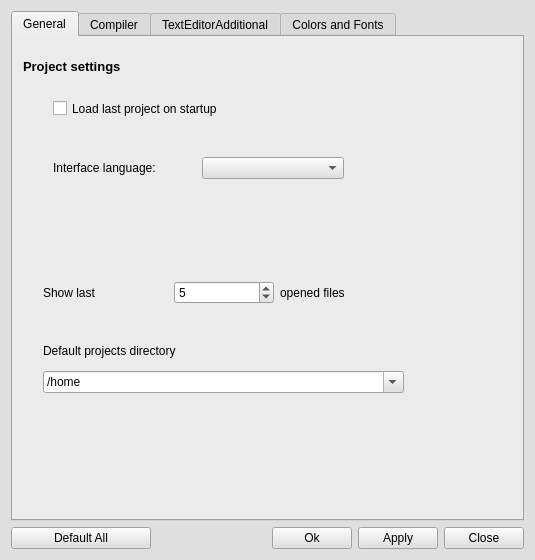
Qt form trunc/src/optionsdialog.ui (PLLUG/kuzya) before a commit.
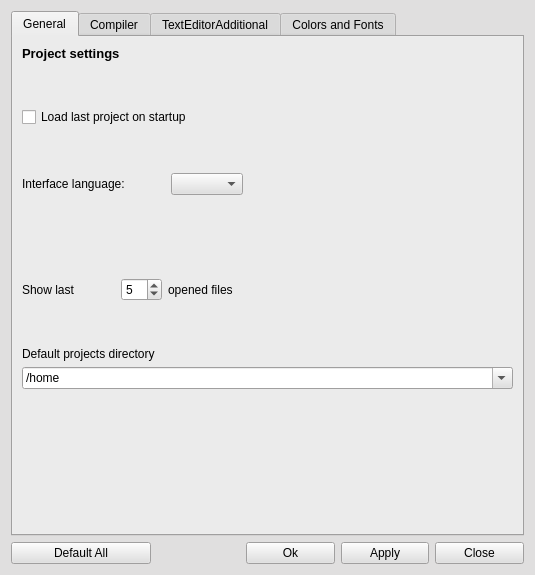
The same form after that commit. The open tabs and pages were chosen to show the change.

The edit to the form file:
```diff
--- a/trunc/src/optionsdialog.ui
+++ b/trunc/src/optionsdialog.ui
@@ -10,13 +10,13 @@
     <x>0</x>
     <y>0</y>
     <width>535</width>
-    <height>560</height>
+    <height>575</height>
    </rect>
   </property>
   <property name="minimumSize">
    <size>
     <width>530</width>
-    <height>560</height>
+    <height>575</height>
    </size>
   </property>
   <property name="palette">
@@ -445,6 +445,12 @@
     <layout class="QHBoxLayout" name="buttonLayout">
      <item>
       <widget class="QPushButton" name="defaultBtn">
+       <property name="sizePolicy">
+        <sizepolicy hsizetype="Expanding" vsizetype="Fixed">
+         <horstretch>0</horstretch>
+         <verstretch>0</verstretch>
+        </sizepolicy>
+       </property>
        <property name="minimumSize">
         <size>
          <width>140</width>
@@ -471,6 +477,12 @@
      </item>
      <item>
       <widget class="QPushButton" name="okBtn">
+       <property name="sizePolicy">
+        <sizepolicy hsizetype="Expanding" vsizetype="Fixed">
+         <horstretch>0</horstretch>
+         <verstretch>0</verstretch>
+        </sizepolicy>
+       </property>
        <property name="text">
         <string>Ok</string>
        </property>
@@ -478,6 +490,12 @@
      </item>
      <item>
       <widget class="QPushButton" name="applyBtn">
+       <property name="sizePolicy">
+        <sizepolicy hsizetype="Expanding" vsizetype="Fixed">
+         <horstretch>0</horstretch>
+         <verstretch>0</verstretch>
+        </sizepolicy>
+       </property>
        <property name="text">
         <string>Apply</string>
        </property>
@@ -485,6 +503,12 @@
      </item>
      <item>
       <widget class="QPushButton" name="closeBtn">
+       <property name="sizePolicy">
+        <sizepolicy hsizetype="Expanding" vsizetype="Fixed">
+         <horstretch>0</horstretch>
+         <verstretch>0</verstretch>
+        </sizepolicy>
+       </property>
        <property name="text">
         <string>Close</string>
        </property>
@@ -925,28 +949,9 @@
       <attribute name="title">
        <string>General</string>
       </attribute>
-      <widget class="QCheckBox" name="checkBox">
-       <property name="geometry">
-        <rect>
-         <x>40</x>
-         <y>60</y>
-         <width>361</width>
-         <height>23</height>
-        </rect>
-       </property>
-       <property name="text">
-        <string>Load last project on startup</string>
-       </property>
-      </widget>
+      <layout class="QGridLayout" name="gridLayout">
+       <item row="0" column="0">
       <widget class="QLabel" name="label_2">
-       <property name="geometry">
-        <rect>
-         <x>10</x>
-         <y>20</y>
-         <width>471</width>
-         <height>18</height>
-        </rect>
-       </property>
        <property name="font">
         <font>
          <pointsize>10</pointsize>
@@ -958,15 +963,58 @@
         <string>Project settings</string>
        </property>
       </widget>
-      <widget class="QWidget" name="layoutWidget1">
-       <property name="geometry">
-        <rect>
-         <x>30</x>
-         <y>240</y>
-         <width>361</width>
-         <height>31</height>
-        </rect>
-       </property>
+       </item>
+       <item row="2" column="0">
+        <widget class="QCheckBox" name="checkBox">
+         <property name="text">
+          <string>Load last project on startup</string>
+         </property>
+        </widget>
+       </item>
+       <item row="4" column="0">
+        <layout class="QHBoxLayout" name="horizontalLayout_2">
+         <item>
+          <widget class="QLabel" name="label_5">
+           <property name="text">
+            <string>Interface language:</string>
+           </property>
+          </widget>
+         </item>
+         <item>
+          <spacer name="horizontalSpacer_3">
+           <property name="orientation">
+            <enum>Qt::Horizontal</enum>
+           </property>
+           <property name="sizeType">
+            <enum>QSizePolicy::Minimum</enum>
+           </property>
+           <property name="sizeHint" stdset="0">
+            <size>
+             <width>40</width>
+             <height>20</height>
+            </size>
+           </property>
+          </spacer>
+         </item>
+         <item>
+          <widget class="QComboBox" name="localizationLanguageCBox"/>
+         </item>
+         <item>
+          <spacer name="horizontalSpacer_2">
+           <property name="orientation">
+            <enum>Qt::Horizontal</enum>
+           </property>
+           <property name="sizeHint" stdset="0">
+            <size>
+             <width>40</width>
+             <height>20</height>
+            </size>
+           </property>
+          </spacer>
+         </item>
+        </layout>
+       </item>
+       <item row="6" column="0">
        <layout class="QHBoxLayout" name="_7">
         <item>
          <widget class="QLabel" name="label_3">
@@ -975,6 +1023,22 @@
           </property>
          </widget>
         </item>
+         <item>
+          <spacer name="horizontalSpacer_4">
+           <property name="orientation">
+            <enum>Qt::Horizontal</enum>
+           </property>
+           <property name="sizeType">
+            <enum>QSizePolicy::Minimum</enum>
+           </property>
+           <property name="sizeHint" stdset="0">
+            <size>
+             <width>40</width>
+             <height>20</height>
+            </size>
+           </property>
+          </spacer>
+         </item>
         <item>
          <widget class="QSpinBox" name="sB_LOFCount">
           <property name="maximumSize">
@@ -998,18 +1062,39 @@
           </property>
          </widget>
         </item>
-       </layout>
-      </widget>
-      <widget class="QWidget" name="layoutWidget2">
-       <property name="geometry">
-        <rect>
-         <x>30</x>
-         <y>300</y>
-         <width>361</width>
-         <height>56</height>
-        </rect>
-       </property>
+         <item>
+          <spacer name="horizontalSpacer_5">
+           <property name="orientation">
+            <enum>Qt::Horizontal</enum>
+           </property>
+           <property name="sizeHint" stdset="0">
+            <size>
+             <width>40</width>
+             <height>20</height>
+            </size>
+           </property>
+          </spacer>
+         </item>
+        </layout>
+       </item>
+       <item row="7" column="0">
        <layout class="QVBoxLayout" name="_9">
+         <item>
+          <spacer name="verticalSpacer_3">
+           <property name="orientation">
+            <enum>Qt::Vertical</enum>
+           </property>
+           <property name="sizeType">
+            <enum>QSizePolicy::Minimum</enum>
+           </property>
+           <property name="sizeHint" stdset="0">
+            <size>
+             <width>20</width>
+             <height>40</height>
+            </size>
+           </property>
+          </spacer>
+         </item>
         <item>
          <widget class="QLabel" name="label">
           <property name="text">
@@ -1037,30 +1122,96 @@
           </item>
          </widget>
         </item>
-       </layout>
-      </widget>
-      <widget class="QWidget" name="">
-       <property name="geometry">
-        <rect>
-         <x>40</x>
-         <y>120</y>
-         <width>291</width>
-         <height>22</height>
-        </rect>
-       </property>
-       <layout class="QHBoxLayout" name="horizontalLayout_2">
         <item>
-         <widget class="QLabel" name="label_5">
+          <widget class="QLabel" name="errorInformLabel">
+           <property name="enabled">
+            <bool>true</bool>
+           </property>
           <property name="text">
-           <string>Interface language:</string>
+            <string/>
+           </property>
+           <property name="wordWrap">
+            <bool>true</bool>
           </property>
          </widget>
         </item>
         <item>
-         <widget class="QComboBox" name="localizationLanguageCBox"/>
-        </item>
-       </layout>
-      </widget>
+          <spacer name="verticalSpacer_2">
+           <property name="orientation">
+            <enum>Qt::Vertical</enum>
+           </property>
+           <property name="sizeType">
+            <enum>QSizePolicy::Preferred</enum>
+           </property>
+           <property name="sizeHint" stdset="0">
+            <size>
+             <width>20</width>
+             <height>40</height>
+            </size>
+           </property>
+          </spacer>
+         </item>
+        </layout>
+       </item>
+       <item row="3" column="0">
+        <spacer name="verticalSpacer_4">
+         <property name="orientation">
+          <enum>Qt::Vertical</enum>
+         </property>
+         <property name="sizeType">
+          <enum>QSizePolicy::Minimum</enum>
+         </property>
+         <property name="sizeHint" stdset="0">
+          <size>
+           <width>20</width>
+           <height>40</height>
+          </size>
+         </property>
+        </spacer>
+       </item>
+       <item row="1" column="0">
+        <spacer name="verticalSpacer_5">
+         <property name="orientation">
+          <enum>Qt::Vertical</enum>
+         </property>
+         <property name="sizeType">
+          <enum>QSizePolicy::Minimum</enum>
+         </property>
+         <property name="sizeHint" stdset="0">
+          <size>
+           <width>20</width>
+           <height>40</height>
+          </size>
+         </property>
+        </spacer>
+       </item>
+       <item row="8" column="0">
+        <spacer name="verticalSpacer_6">
+         <property name="orientation">
+          <enum>Qt::Vertical</enum>
+         </property>
+         <property name="sizeHint" stdset="0">
+          <size>
+           <width>20</width>
+           <height>40</height>
+          </size>
+         </property>
+        </spacer>
+       </item>
+       <item row="5" column="0">
+        <spacer name="verticalSpacer_7">
+         <property name="orientation">
+          <enum>Qt::Vertical</enum>
+         </property>
+         <property name="sizeHint" stdset="0">
+          <size>
+           <width>20</width>
+           <height>40</height>
+          </size>
+         </property>
+        </spacer>
+       </item>
+      </layout>
      </widget>
      <widget class="QWidget" name="tab">
       <attribute name="title">
```
Left out of the diff: 48 changed lines with no effect on the pictures. Lines whose indentation alone changed are shown as unchanged.
